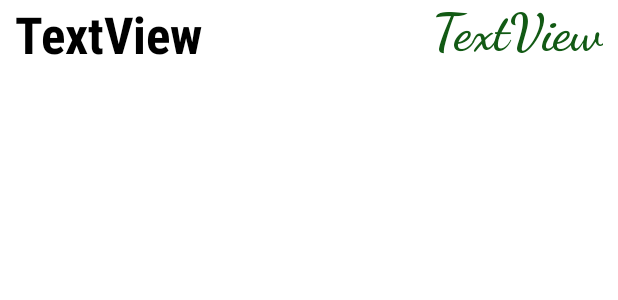
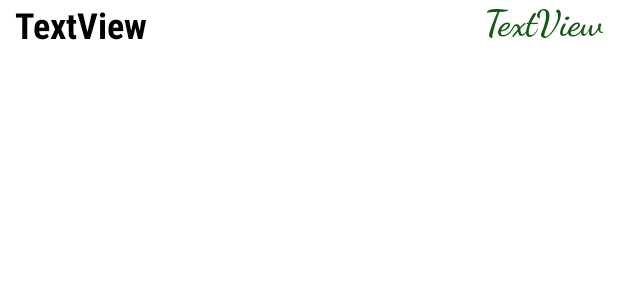
Before and after one commit to vadimkononenko/StoreForAndroid, an Android app: the layout cart_item.xml on its own in the app's theme, with its tools: preview values and no code run, on a phone screen of 412 x 824 dp. Shown: the top 300 px of the screen. Run offline under Robolectric (Android 15) with nearby library versions, the phone set to English and light mode, and no system bars.

Commit message:
fixed minor problems

```diff
--- a/app/src/main/java/com/ua/storeforandroid/fragments/CartFragment.kt
+++ b/app/src/main/java/com/ua/storeforandroid/fragments/CartFragment.kt
@@ -46,7 +46,7 @@ class CartFragment : Fragment() {
                 val plant = Plant(titleList[index], priceList[index])
                 adapter.addPlant(plant)
                 tPrice += priceList[index]
-                total.text = "Цена: $tPrice"
+                total.text = "К оплате: $tPrice"
                 index++
 
             }
--- a/app/src/main/res/layout/cart_item.xml
+++ b/app/src/main/res/layout/cart_item.xml
@@ -25,7 +25,7 @@
             android:paddingLeft="10dp"
             android:text="TextView"
             android:textColor="#000000"
-            android:textSize="34sp"
+            android:textSize="24sp"
             android:textStyle="bold" />
 
 
@@ -39,7 +39,7 @@
             android:paddingRight="10dp"
             android:text="TextView"
             android:textColor="#125A14"
-            android:textSize="34sp"
+            android:textSize="24sp"
             android:textStyle="bold" />
 
     </LinearLayout>
--- a/app/src/main/res/layout/fragment_cart.xml
+++ b/app/src/main/res/layout/fragment_cart.xml
@@ -13,7 +13,7 @@
         android:layout_marginBottom="4dp"
         android:fontFamily="cursive"
         android:textColor="#125A14"
-        android:textSize="40sp"
+        android:textSize="34sp"
         android:textStyle="bold"
         app:layout_constraintBottom_toBottomOf="parent"
         app:layout_constraintEnd_toEndOf="parent"
--- a/app/src/main/res/layout/fragment_product.xml
+++ b/app/src/main/res/layout/fragment_product.xml
@@ -5,9 +5,11 @@
     xmlns:tools="http://schemas.android.com/tools"
     android:layout_width="match_parent"
     android:layout_height="wrap_content">
+
     <androidx.constraintlayout.widget.ConstraintLayout
         android:layout_width="match_parent"
-        android:layout_height="match_parent">
+        android:layout_height="match_parent"
+        android:background="#FFFFFF">
 
         <View
             android:layout_width="70dp"
@@ -73,7 +75,7 @@
             app:layout_constraintHorizontal_bias="0.491"
             app:layout_constraintStart_toStartOf="parent"
             app:layout_constraintTop_toTopOf="parent"
-            app:srcCompat="@drawable/prod_img_example"/>
+            app:srcCompat="@drawable/prod_img_example" />
 
         <TextView
             android:id="@+id/productDesc"
```
